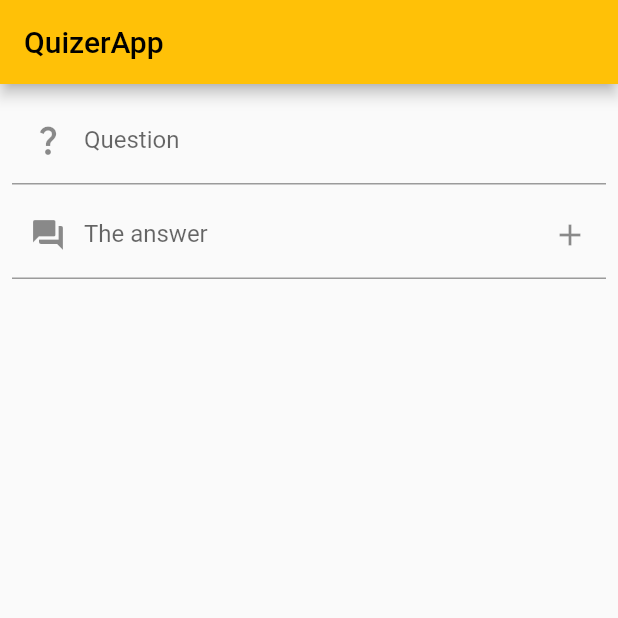
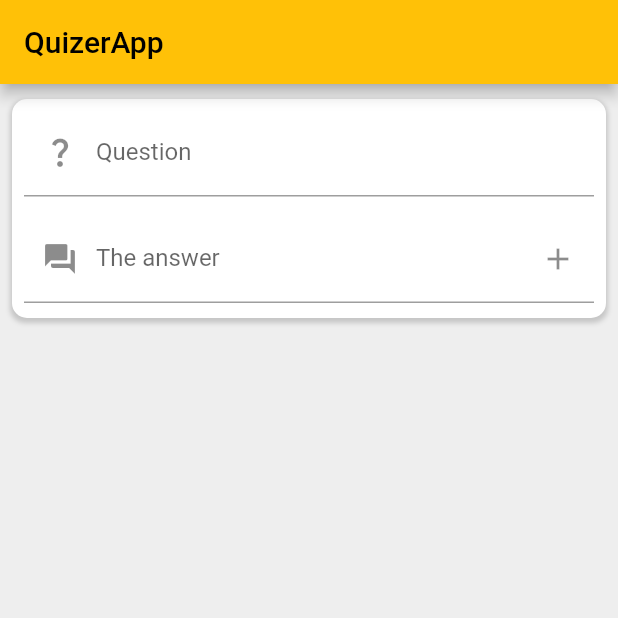
Before and after one commit to tolgakartal/Quizer, a Flutter app: the screen it shows after launch, on a phone screen of 412 x 824 dp, the top half of it. Run offline on Flutter 3.47's test engine with Material 2 defaults, Android fonts, the phone set to English and light mode, and no system bars; our stand-ins replace bloc, equatable, flutter_bloc, hive, hive_flutter; accounts and stored records are empty.

```diff
--- a/lib/quiz/cubit/quiz_cubit.dart
+++ b/lib/quiz/cubit/quiz_cubit.dart
@@ -26,7 +26,10 @@ class QuizCubit extends Cubit<QuizState> {
     required String answer,
   }) {
     try {
-      state.quizElements.add(QuizElement(question: question, answer: answer));
+      repository.addQuizElement(
+        question: question,
+        answer: answer,
+      );
       emit(QuizState.success(quizElements: state.quizElements));
     } catch (e) {
       emit(const QuizState.failure());
--- a/lib/quiz/model/dao/quiz_element_dao.dart
+++ b/lib/quiz/model/dao/quiz_element_dao.dart
@@ -1,4 +1,6 @@
 import 'package:hive/hive.dart';
+
+part 'quiz_element_dao.g.dart';
 
 @HiveType(typeId: 0)
 class QuizElementDao extends HiveObject {
--- a/lib/quiz/presentation/quizer_list.dart
+++ b/lib/quiz/presentation/quizer_list.dart
@@ -20,6 +20,9 @@ class QuizerList extends StatelessWidget {
       case ListStatus.success:
         return Column(
           children: [
+            /// Vertical spacer
+            const SizedBox(height: 6.0),
+
             /// New quiz element
             const QuizerListItem(
               question: '',
@@ -29,12 +32,15 @@ class QuizerList extends StatelessWidget {
 
             /// Quiz list
             Expanded(
-              child: ListView.builder(
-                itemBuilder: (context, index) => QuizerListItem(
-                  question: state.quizElements[index].question,
-                  answer: state.quizElements[index].answer,
+              child: Scrollbar(
+                child: ListView.builder(
+                  itemBuilder: (context, index) => QuizerListItem(
+                    question: state.quizElements[index].question,
+                    answer: '',
+                    correctAnswer: state.quizElements[index].answer,
+                  ),
+                  itemCount: state.quizElements.length,
                 ),
-                itemCount: state.quizElements.length,
               ),
             ),
 
--- a/lib/quiz/presentation/quizer_list_item.dart
+++ b/lib/quiz/presentation/quizer_list_item.dart
@@ -1,22 +1,75 @@
 import 'package:flutter/material.dart';
+import 'package:flutter_bloc/flutter_bloc.dart';
+import 'package:quizer_app/quiz/cubit/quiz_cubit.dart';
 import 'package:quizer_app/quiz/presentation/theme.dart';
 
-class QuizerListItem extends StatelessWidget {
+/// A list item which contains three vertical elements below each other
+///
+/// First is a question text field with icon
+/// Second is a answer text field with a add button if `newElement` is true
+/// Third is a correct answer text field if showCorrectAnswer flag is true
+/// `showCorrectAnswer` flag is an ephemeral state and that is one of the
+/// reasons why this widget is stateful. The other reason is widget containing
+/// basically only textfields where user can input data.
+class QuizerListItem extends StatefulWidget {
   const QuizerListItem({
     Key? key,
     required this.question,
     required this.answer,
+    this.correctAnswer,
     this.newElement = false,
   }) : super(key: key);
 
   final String question;
   final String answer;
+  final String? correctAnswer;
   final bool newElement;
 
   @override
+  State<QuizerListItem> createState() => _QuizerListItemState();
+}
+
+class _QuizerListItemState extends State<QuizerListItem> {
+  TextEditingController answerController = TextEditingController();
+  TextEditingController questionController = TextEditingController();
+  TextEditingController correctAnswerController = TextEditingController();
+  bool showCorrectAnswer = false;
+
+  @override
+  void initState() {
+    if (!widget.newElement) {
+      questionController.text = widget.question;
+      correctAnswerController.text = widget.correctAnswer ?? '';
+    }
+    super.initState();
+  }
+
+  @override
+  void dispose() {
+    answerController.dispose();
+    questionController.dispose();
+    correctAnswerController.dispose();
+    super.dispose();
+  }
+
+  @override
   Widget build(BuildContext context) {
-    return Container(
+    return Padding(
       padding: QuizerTheme.defaultInset,
+      child: Container(
+        decoration: BoxDecoration(
+          color: Colors.white,
+          borderRadius: BorderRadius.circular(10.0),
+          boxShadow: [
+            BoxShadow(
+              color: Colors.grey.withOpacity(0.5),
+              spreadRadius: 1,
+              blurRadius: 2,
+              offset: const Offset(0, 2), // changes position of shadow
+            ),
+          ],
+        ),
+        padding: const EdgeInsets.symmetric(horizontal: 8.0, vertical: 2.0),
         child: Column(
           crossAxisAlignment: CrossAxisAlignment.start,
           children: [
@@ -25,44 +78,76 @@ class QuizerListItem extends StatelessWidget {
 
             /// Question box for user to input
             TextField(
+              controller: questionController,
               decoration: QuizerTheme.defaultTextFieldDecoration.copyWith(
                 labelText: 'Question',
                 prefixIcon: const Icon(Icons.question_mark),
               ),
+              maxLines: 3,
+              minLines: 1,
+            ),
+
+            /// Vertical spacer
+            const SizedBox(height: 12),
+
+            /// Answer box for user to input
+            TextField(
+              controller: answerController,
+              decoration: QuizerTheme.defaultTextFieldDecoration.copyWith(
+                labelText: widget.newElement ? 'The answer' : 'Your answer',
+                prefixIcon: const Icon(Icons.question_answer),
+
+                /// If list item is a new element then suffix icon action
+                /// adds the new question and answer to the datastore
+                /// else it displays show or hide the actual answer
+                suffixIcon: widget.newElement
+                    ? IconButton(
+                        icon: const Icon(Icons.add),
+                        onPressed: () {
+                          /// Add new quiz element to datastore
+                          context.read<QuizCubit>().addQuizElement(
+                                question: questionController.text,
+                                answer: answerController.text,
+                              );
+
+                          /// Fetch all quiz elements from datastore
+                          context.read<QuizCubit>().fetchQuizElements();
+                        },
+                      )
+                    : IconButton(
+                        icon: Icon(showCorrectAnswer
+                            ? Icons.visibility
+                            : Icons.visibility_off),
+                        onPressed: () {
+                          showCorrectAnswer = !showCorrectAnswer;
+                          setState(() {});
+                        },
+                      ),
+              ),
+              maxLines: 3,
+              minLines: 1,
             ),
 
             /// Vertical spacer
             QuizerTheme.defaultVerticalSpacer,
 
-          /// Answer box for user to input
+            /// The correct answer
+            if (!widget.newElement && showCorrectAnswer)
               TextField(
                 decoration: QuizerTheme.defaultTextFieldDecoration.copyWith(
-              labelText: newElement ? 'The answer' : 'Your answer',
-              prefixIcon: const Icon(Icons.question_answer),
-
-              /// If list item is a new element then suffix icon action
-              /// adds the new question and answer to the datastore
-              /// else it displays show or hide the actual answer
-              suffixIcon: newElement
-                  ? IconButton(
-                      icon: const Icon(
-                        Icons.add,
+                  labelText: 'correct answer',
+                  prefixIcon: const Icon(Icons.check_outlined),
                 ),
-                      onPressed: () {},
-                    )
-                  : IconButton(
-                      icon: const Icon(
-                        Icons.visibility,
-                      ),
-                      onPressed: () {},
-                    ),
-            ),
+                controller: correctAnswerController,
+                maxLines: 3,
+                minLines: 1,
               ),
 
             /// Vertical spacer
             QuizerTheme.defaultVerticalSpacer,
           ],
         ),
+      ),
     );
   }
 }
--- a/lib/quiz/presentation/quizer_page.dart
+++ b/lib/quiz/presentation/quizer_page.dart
@@ -15,6 +15,7 @@ class QuizerPage extends StatelessWidget {
       appBar: Platform.isIOS || Platform.isAndroid
           ? AppBar(title: const Text('QuizerApp'))
           : null,
+      backgroundColor: Colors.grey[200],
       body: BlocProvider(
         create: (_) => QuizCubit(
           repository: context.read<QuizRepository>(),
--- a/lib/quiz/repository/quiz_repository.dart
+++ b/lib/quiz/repository/quiz_repository.dart
@@ -4,6 +4,7 @@ import 'package:quizer_app/quiz/model/domain/quiz_element.dart';
 
 class QuizRepository {
   static const cacheBoxName = 'quizer_box';
+
   void addQuizElement({
     required String question,
     required String answer,
@@ -32,9 +33,9 @@ class QuizRepository {
 
   Future<Box<dynamic>> prepareDatastore() async {
     if (!Hive.isBoxOpen(cacheBoxName)) {
-      return await Hive.openBox<QuizElement>(cacheBoxName);
+      return await Hive.openBox<QuizElementDao>(cacheBoxName);
     }
 
-    return Hive.box<QuizElement>(cacheBoxName);
+    return Hive.box<QuizElementDao>(cacheBoxName);
   }
 }
```
Also changed, not shown: lib/main.dart (+5 -5 lines), lib/quiz/model/dao/quiz_element_dao.g.dart (added), 1 other file. Lines whose indentation alone changed are shown as unchanged.
